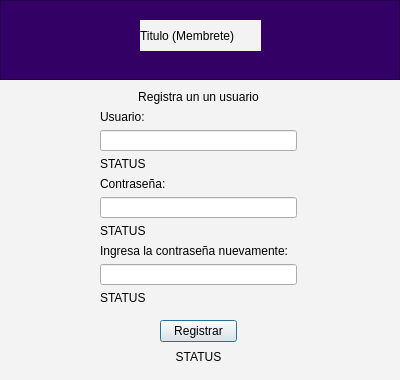
The window that VESOR/Start_window.ui (JoseSierraVzl/Proyecto-VESOR) describes before a commit, drawn with Qt 5.
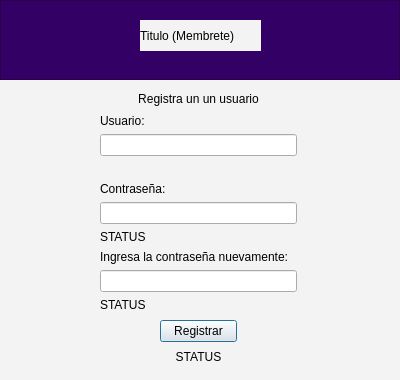
The same window after the commit.

Commit message: ACTUALIZANDO EL ARCHIVO.UI "CODIGO NUEVO"

Diff of the .ui file:
```diff
--- a/VESOR/Start_window.ui
+++ b/VESOR/Start_window.ui
@@ -76,7 +76,7 @@
     </property>
    </widget>
   </widget>
-  <widget class="QWidget" name="">
+  <widget class="QWidget" name="layoutWidget">
    <property name="geometry">
     <rect>
      <x>160</x>
@@ -105,13 +105,13 @@
     </item>
    </layout>
   </widget>
-  <widget class="QWidget" name="">
+  <widget class="QWidget" name="layoutWidget">
    <property name="geometry">
     <rect>
      <x>100</x>
      <y>90</y>
      <width>197</width>
-     <height>216</height>
+     <height>222</height>
     </rect>
    </property>
    <layout class="QVBoxLayout" name="verticalLayout_3">
@@ -140,7 +140,7 @@
       <item>
        <widget class="QLabel" name="label_status_user">
         <property name="text">
-         <string>STATUS</string>
+         <string/>
         </property>
        </widget>
       </item>
```
Left out of the diff: 6 changed lines with no effect on the pictures.
